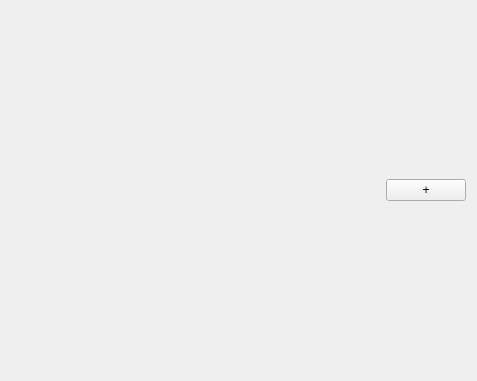
Above: apps/settings/browser/UIArray.ui from OpenFairWind/fairwindplusplus before the change. Below: the same form after it.
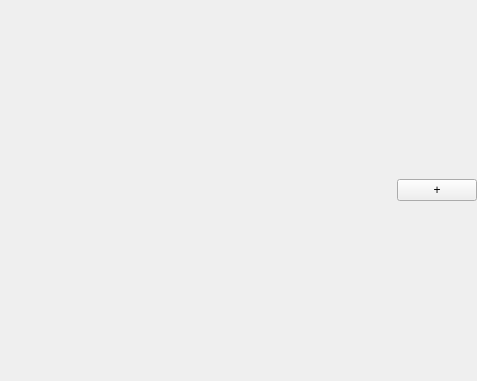
That is the form after the change.

Commit message: Removed hated 12px margin around the grid layout.

What changed in the file:
```diff
--- a/apps/settings/browser/UIArray.ui
+++ b/apps/settings/browser/UIArray.ui
@@ -14,6 +14,18 @@
    <string>UIArray</string>
   </property>
   <layout class="QGridLayout" name="gridLayout">
+   <property name="leftMargin">
+    <number>0</number>
+   </property>
+   <property name="topMargin">
+    <number>0</number>
+   </property>
+   <property name="rightMargin">
+    <number>0</number>
+   </property>
+   <property name="bottomMargin">
+    <number>0</number>
+   </property>
    <item row="0" column="0">
     <layout class="QVBoxLayout" name="verticalLayout_Main">
      <item>
```
The commit also changes 3 other files.
